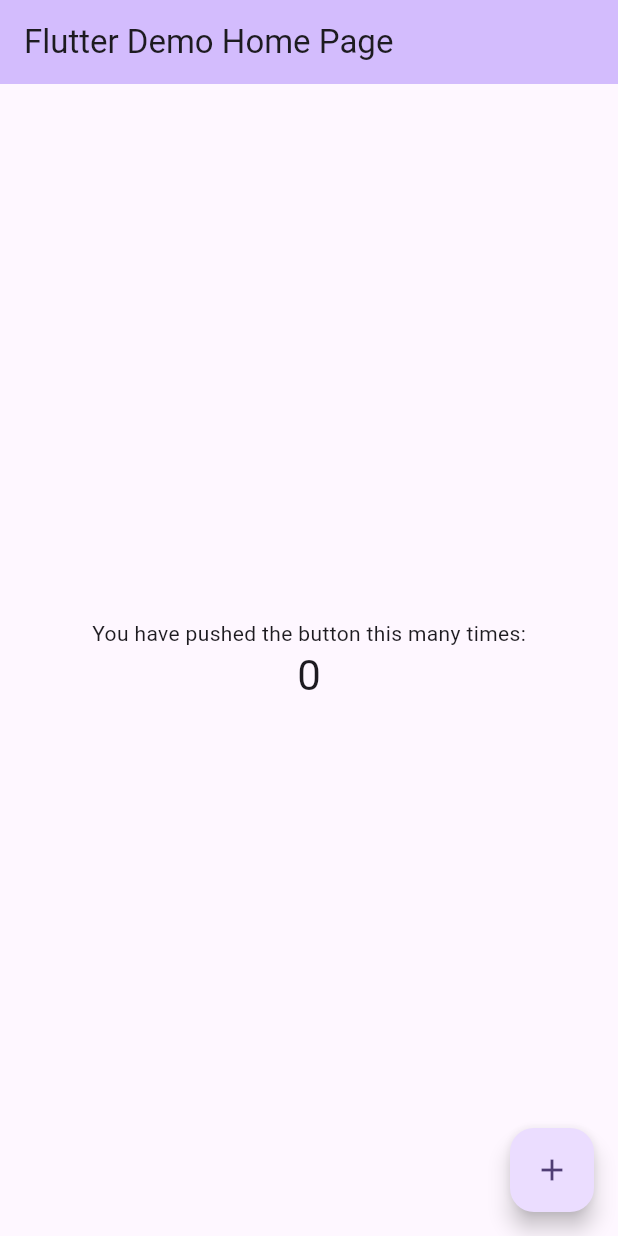
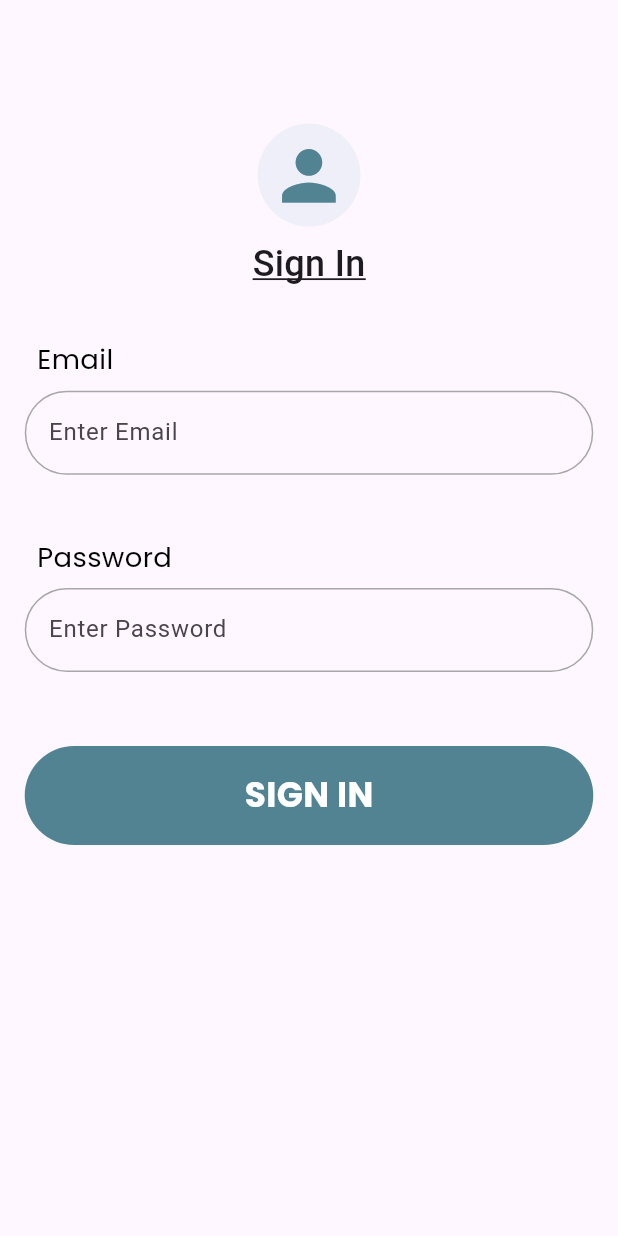
Before and after one commit to maaxkhann/Flutter-E-Repair-App, a Flutter app: the screen it shows after launch, on a phone screen of 412 x 824 dp. Run offline on Flutter 3.47's test engine with Material 3 defaults, Android fonts, the phone set to English and light mode, and no system bars; our stand-ins replace flutter_screenutil, flutter_svg, get, google_fonts.

Commit message:
working in admin UI

```diff
--- /dev/null
+++ b/lib/components/constant_textfield.dart
@@ -0,0 +1,24 @@
+import 'package:flutter/material.dart';
+import 'package:get/get.dart';
+
+class ConstantTextField extends StatelessWidget {
+  final String hintText;
+  const ConstantTextField({
+    super.key,
+    required this.hintText,
+  });
+
+  @override
+  Widget build(BuildContext context) {
+    return TextField(
+      decoration: InputDecoration(
+          hintText: hintText,
+          focusedBorder: OutlineInputBorder(
+              borderRadius: BorderRadius.circular(Get.width * 0.08),
+              borderSide: const BorderSide(color: Color(0xFFA7A7A7))),
+          enabledBorder: OutlineInputBorder(
+              borderRadius: BorderRadius.circular(Get.width * 0.08),
+              borderSide: const BorderSide(color: Color(0xFFA7A7A7)))),
+    );
+  }
+}
--- a/lib/main.dart
+++ b/lib/main.dart
@@ -1,4 +1,7 @@
+import 'package:e_repair/view/admin/admin_login_view.dart';
 import 'package:flutter/material.dart';
+import 'package:flutter_screenutil/flutter_screenutil.dart';
+import 'package:get/get.dart';
 
 void main() {
   runApp(const MyApp());
@@ -10,101 +13,21 @@ class MyApp extends StatelessWidget {
   // This widget is the root of your application.
   @override
   Widget build(BuildContext context) {
-    return MaterialApp(
-      title: 'Flutter Demo',
-      theme: ThemeData(
-        colorScheme: ColorScheme.fromSeed(seedColor: Colors.deepPurple),
-        useMaterial3: true,
-      ),
-      home: const MyHomePage(title: 'Flutter Demo Home Page'),
+    return ScreenUtilInit(
+      designSize: const Size(360, 690),
+      minTextAdapt: true,
+      splitScreenMode: true,
+      builder: (context, child) {
+        return GetMaterialApp(
+          debugShowCheckedModeBanner: false,
+          title: 'Flutter Demo',
+          theme: ThemeData(
+            colorScheme: ColorScheme.fromSeed(seedColor: Colors.deepPurple),
+            useMaterial3: true,
+          ),
+          home: const AdminLoginView(),
+        );
+      },
     );
   }
 }
-
-class MyHomePage extends StatefulWidget {
-  const MyHomePage({super.key, required this.title});
-
-  // This widget is the home page of your application. It is stateful, meaning
-  // that it has a State object (defined below) that contains fields that affect
-  // how it looks.
-
-  // This class is the configuration for the state. It holds the values (in this
-  // case the title) provided by the parent (in this case the App widget) and
-  // used by the build method of the State. Fields in a Widget subclass are
-  // always marked "final".
-
-  final String title;
-
-  @override
-  State<MyHomePage> createState() => _MyHomePageState();
-}
-
-class _MyHomePageState extends State<MyHomePage> {
-  int _counter = 0;
-
-  void _incrementCounter() {
-    setState(() {
-      // This call to setState tells the Flutter framework that something has
-      // changed in this State, which causes it to rerun the build method below
-      // so that the display can reflect the updated values. If we changed
-      // _counter without calling setState(), then the build method would not be
-      // called again, and so nothing would appear to happen.
-      _counter++;
-    });
-  }
-
-  @override
-  Widget build(BuildContext context) {
-    // This method is rerun every time setState is called, for instance as done
-    // by the _incrementCounter method above.
-    //
-    // The Flutter framework has been optimized to make rerunning build methods
-    // fast, so that you can just rebuild anything that needs updating rather
-    // than having to individually change instances of widgets.
-    return Scaffold(
-      appBar: AppBar(
-        // TRY THIS: Try changing the color here to a specific color (to
-        // Colors.amber, perhaps?) and trigger a hot reload to see the AppBar
-        // change color while the other colors stay the same.
-        backgroundColor: Theme.of(context).colorScheme.inversePrimary,
-        // Here we take the value from the MyHomePage object that was created by
-        // the App.build method, and use it to set our appbar title.
-        title: Text(widget.title),
-      ),
-      body: Center(
-        // Center is a layout widget. It takes a single child and positions it
-        // in the middle of the parent.
-        child: Column(
-          // Column is also a layout widget. It takes a list of children and
-          // arranges them vertically. By default, it sizes itself to fit its
-          // children horizontally, and tries to be as tall as its parent.
-          //
-          // Column has various properties to control how it sizes itself and
-          // how it positions its children. Here we use mainAxisAlignment to
-          // center the children vertically; the main axis here is the vertical
-          // axis because Columns are vertical (the cross axis would be
-          // horizontal).
-          //
-          // TRY THIS: Invoke "debug painting" (choose the "Toggle Debug Paint"
-          // action in the IDE, or press "p" in the console), to see the
-          // wireframe for each widget.
-          mainAxisAlignment: MainAxisAlignment.center,
-          children: <Widget>[
-            const Text(
-              'You have pushed the button this many times:',
-            ),
-            Text(
-              '$_counter',
-              style: Theme.of(context).textTheme.headlineMedium,
-            ),
-          ],
-        ),
-      ),
-      floatingActionButton: FloatingActionButton(
-        onPressed: _incrementCounter,
-        tooltip: 'Increment',
-        child: const Icon(Icons.add),
-      ), // This trailing comma makes auto-formatting nicer for build methods.
-    );
-  }
-}
--- /dev/null
+++ b/lib/view/admin/admin_login_view.dart
@@ -0,0 +1,95 @@
+import 'package:e_repair/constants/colors.dart';
+import 'package:e_repair/constants/textstyles.dart';
+import 'package:flutter/material.dart';
+import 'package:flutter_screenutil/flutter_screenutil.dart';
+import 'package:get/get.dart';
+
+import '../../components/constant_textfield.dart';
+
+class AdminLoginView extends StatelessWidget {
+  const AdminLoginView({super.key});
+
+  @override
+  Widget build(BuildContext context) {
+    return Scaffold(
+      body: ListView(
+        padding: EdgeInsets.symmetric(horizontal: Get.width * 0.04),
+        children: [
+          SizedBox(
+            height: Get.height * 0.1,
+          ),
+          CircleAvatar(
+            backgroundColor: const Color(0xFFEFEFFA),
+            radius: 30.r,
+            child: Center(
+              child: Icon(
+                Icons.person,
+                size: Get.height * 0.065,
+                color: kButtonColor,
+              ),
+            ),
+          ),
+          SizedBox(
+            height: Get.height * 0.01,
+          ),
+          const Center(
+            child: Text(
+              'Sign In',
+              style: TextStyle(
+                  fontSize: 24,
+                  fontWeight: FontWeight.w500,
+                  decoration: TextDecoration.underline),
+            ),
+          ),
+          SizedBox(
+            height: Get.height * 0.04,
+          ),
+          Padding(
+            padding: EdgeInsets.only(left: Get.width * 0.02),
+            child: Text(
+              'Email',
+              style: kBody1Black,
+            ),
+          ),
+          SizedBox(
+            height: Get.height * 0.01,
+          ),
+          const ConstantTextField(
+            hintText: 'Enter Email',
+          ),
+          SizedBox(
+            height: Get.height * 0.05,
+          ),
+          Padding(
+            padding: EdgeInsets.only(left: Get.width * 0.02),
+            child: Text(
+              'Password',
+              style: kBody1Black,
+            ),
+          ),
+          SizedBox(
+            height: Get.height * 0.01,
+          ),
+          const ConstantTextField(
+            hintText: 'Enter Password',
+          ),
+          SizedBox(
+            height: Get.height * 0.06,
+          ),
+          Container(
+            height: Get.height * 0.08,
+            decoration: BoxDecoration(
+                color: kButtonColor,
+                borderRadius: BorderRadius.circular(Get.width * 0.08)),
+            child: Center(
+              child: Text(
+                'SIGN IN',
+                style: kHead2White,
+              ),
+            ),
+          )
+        ],
+      ),
+    );
+  }
+}
```
Also changed, not shown: lib/components/select_user_button.dart (added, +50 -0 lines), lib/constants/textstyles.dart (+4 -4 lines), lib/view/select_user_view.dart (added, +54 -0 lines), lib/view/splash_view.dart (+40 -0 lines), pubspec.yaml (+5 -2 lines), assets/images/splash.svg (added), pubspec.lock, 1 other file.
